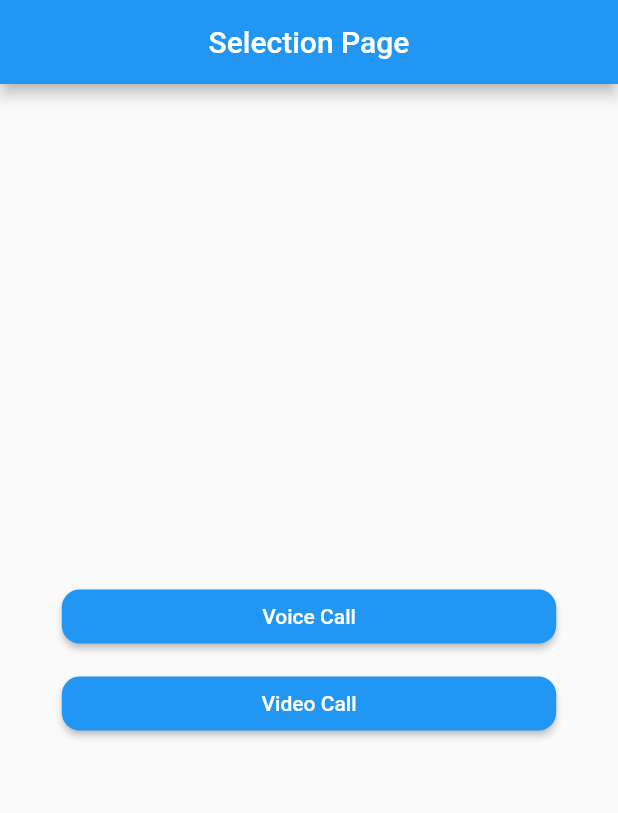
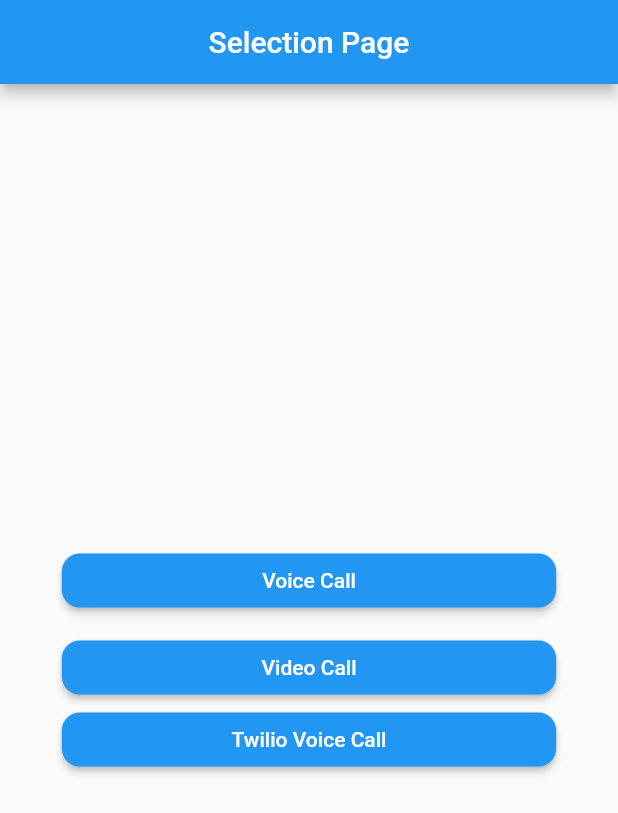
Before and after one commit to SahibzadaSiraj/agora_video_audio_call, a Flutter app: the screen it shows after launch, on a phone screen of 412 x 824 dp. Shown: the top 813 px of the screen. Run offline on Flutter 3.47's test engine with Material 2 defaults, Android fonts, the phone set to English and light mode, and no system bars; our stand-ins replace permission_handler; missing offline and left inert: agora_rtc_engine.

Commit message:
done twilio task

```diff
--- a/lib/data/constant.dart
+++ b/lib/data/constant.dart
@@ -3,6 +3,7 @@
 class AppConstants {
   static String appId = "87df5002c5844203aa670da54c4af696";
   static String selectionAppBar = "Selection Page";
+  static String twilioText = "Twilio Voice Call";
   static String voiceText = "Voice";
   static String videoText = "Video";
   static String channelName = "Siraj";
@@ -10,4 +11,9 @@
       "007eJxTYHjvvK+X5dE698YJzBlGB24mCqYGt3pwyyn/Xa984JLlgUMKDBbmKWmmBgZGyaYWJiZGBsaJiWbmBimJpibJJolpZpZmjI47UhoCGRm8Pk9nYmSAQBCflSE4sygxi4EBABY/HnY=";
 
   static Color primaryColor = Colors.blue;
+
+  static String accountId = 'AC4aa989c9ccd294cb38e1f332c72e128b';
+  static String twilioToken = 'c721508d810856e147cceaab5ad4f697';
+  static String twilioVoiceCallApi =
+      'https://api.twilio.com/2010-04-01/Accounts/AC4aa989c9ccd294cb38e1f332c72e128b/Calls.json';
 }
--- a/lib/data/routes.dart
+++ b/lib/data/routes.dart
@@ -1,4 +1,5 @@
 import 'package:agora_task/presentation/selection_screen.dart';
+import 'package:agora_task/presentation/twilio.dart';
 import 'package:agora_task/presentation/video_call.dart';
 import 'package:agora_task/presentation/voice_call.dart';
 import 'package:flutter/material.dart';
@@ -7,4 +8,5 @@
   '/': (context) => const SelectionScreen(),
   '/video': (context) => const VideoCallPage(),
   '/audio': (context) => const VoiceCall(),
+  '/twilio': (context) => const TwilioScreen(),
 };
--- a/lib/main.dart
+++ b/lib/main.dart
@@ -1,8 +1,10 @@
 import 'package:agora_task/data/routes.dart';
+import 'package:agora_task/domain/twillio_controller.dart';
 import 'package:agora_task/domain/video_audio_call_agora_controller.dart';
 import 'package:flutter/material.dart';
 import 'package:provider/provider.dart';
 
 void main() => runApp(MultiProvider(providers: [
       ChangeNotifierProvider.value(value: VideoController()),
+      ChangeNotifierProvider.value(value: TwillioController())
     ], child: MaterialApp(initialRoute: '/', routes: myRoutes)));
--- a/lib/presentation/selection_screen.dart
+++ b/lib/presentation/selection_screen.dart
@@ -47,6 +47,19 @@
                 title: "Video Call",
                 color: Colors.white,
               ),
+            ),
+            MaterialButton(
+              shape: RoundedRectangleBorder(
+                  borderRadius: BorderRadius.circular(12)),
+              minWidth: size.width * 0.8,
+              color: AppConstants.primaryColor,
+              onPressed: () {
+                Navigator.of(context).pushNamed("/twilio");
+              },
+              child: TextWidget(
+                title: "Twilio Voice Call",
+                color: Colors.white,
+              ),
             )
           ],
         ),
--- a/pubspec.yaml
+++ b/pubspec.yaml
@@ -38,6 +38,7 @@
   agora_rtc_engine: ^6.2.1
   permission_handler: ^9.2.0
   provider: ^6.0.5
+  http: ^1.1.0
 
 dev_dependencies:
   flutter_test:
```
Also changed, not shown: lib/domain/twillio_controller.dart (added, +26 -0 lines), lib/presentation/twilio.dart (added, +105 -0 lines), pubspec.lock, 1 other file.
